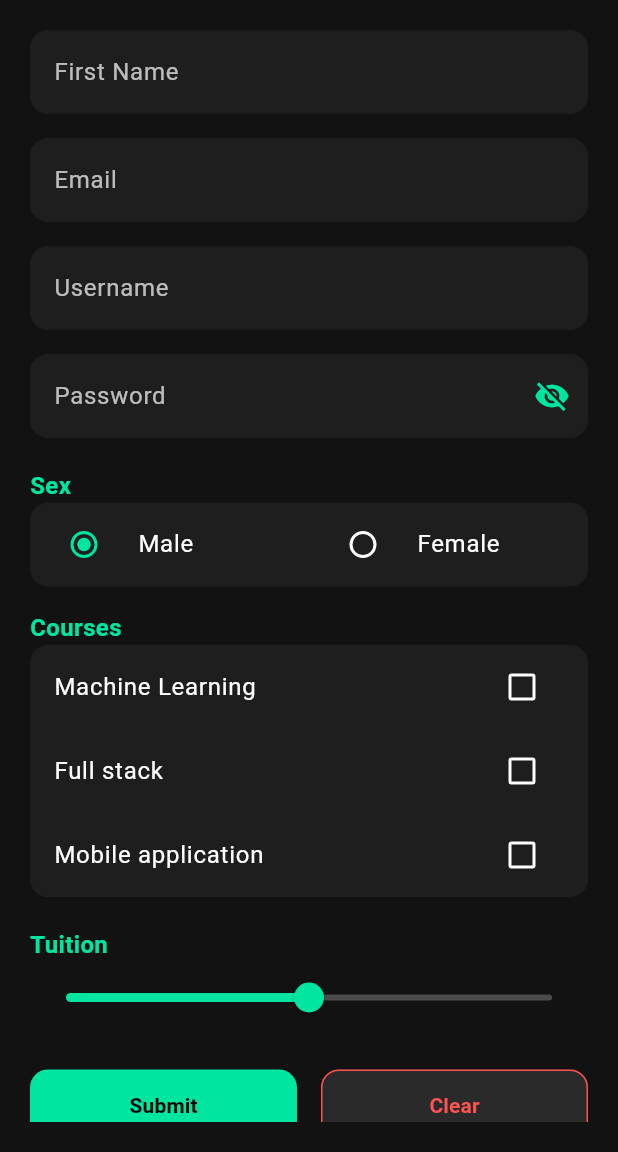
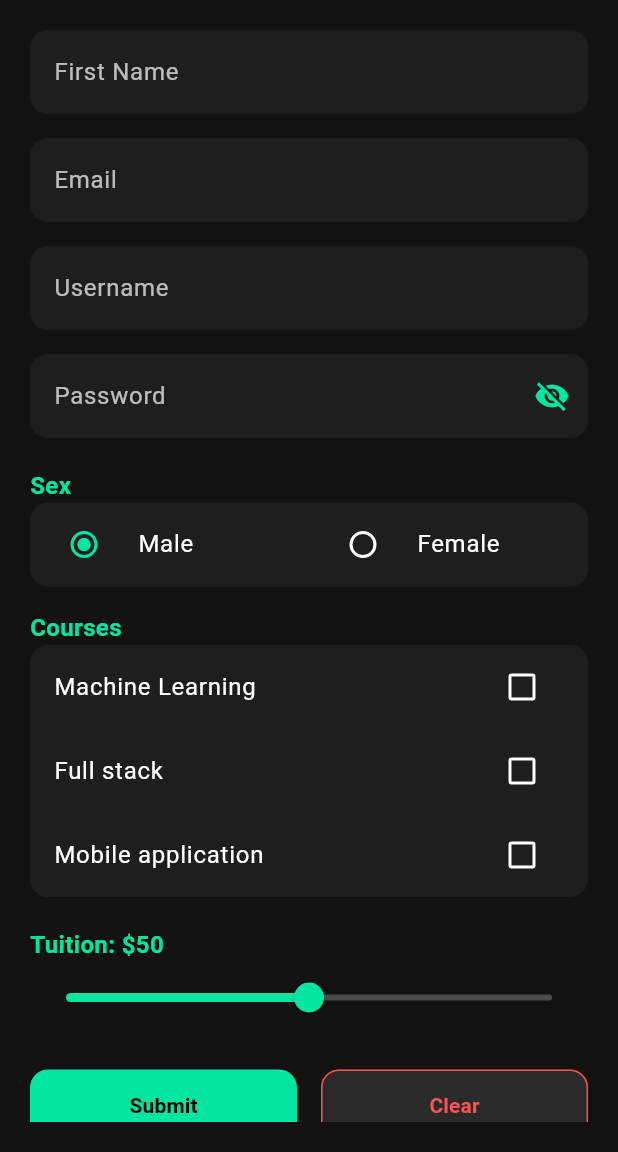
Before and after one commit to murinziben/breakout-room5-welcome-form-flutter, a Flutter app: the screen it shows after launch, on a phone screen of 412 x 824 dp, the part 84-1236 px from its top. Run offline on Flutter 3.47's test engine with Material 3 defaults, Android fonts, the phone set to English and light mode, and no system bars.

Commit message:
Improve layout for larger screens

```diff
--- a/lib/main.dart
+++ b/lib/main.dart
@@ -120,7 +120,10 @@ class _WelcomeFormState extends State<WelcomeForm> {
           style: TextStyle(color: Colors.white, fontWeight: FontWeight.bold),
         ),
       ),
-      body: Padding(
+      body: Center(
+        child: ConstrainedBox(
+          constraints: const BoxConstraints(maxWidth: 600),
+          child: Padding(
             padding: const EdgeInsets.all(20.0),
             child: Form(
               key: _formKey,
@@ -297,8 +300,9 @@ class _WelcomeFormState extends State<WelcomeForm> {
               const SizedBox(height: 20),
 
               // Tuition
-              const Text('Tuition',
-                  style: TextStyle(
+              // Tuition
+              Text('Tuition: \$${_tuition.round()}', // Displays the dynamic value
+                  style: const TextStyle(
                       fontWeight: FontWeight.bold,
                       color: Color(0xFF00E5A0),
                       fontSize: 16)),
@@ -368,6 +372,8 @@ class _WelcomeFormState extends State<WelcomeForm> {
           ),
         ),
       ),
+     ),
+    ),
     );
   }
 }
```
Lines whose indentation alone changed are shown as unchanged.
